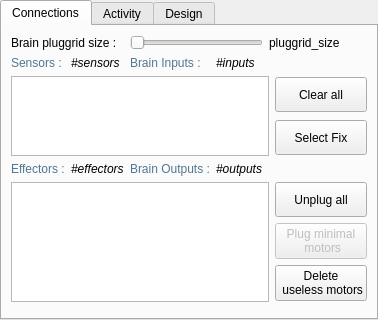
First picture: the form in src/genelab/core/ui/widgets/entities/brainpropertiescontroller.ui, repository GeneCraft/GeneCraft-Project, before the edit.
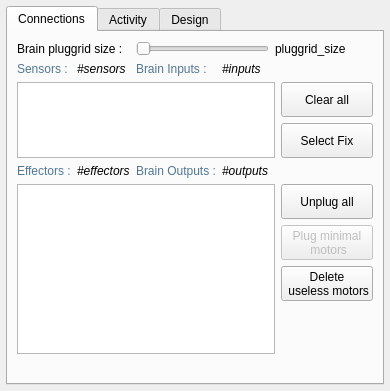
Second picture: the form after the edit. Icons and pictures are not drawn.

Patch:
```diff
--- a/src/genelab/core/ui/widgets/entities/brainpropertiescontroller.ui
+++ b/src/genelab/core/ui/widgets/entities/brainpropertiescontroller.ui
@@ -6,8 +6,8 @@
    <rect>
     <x>0</x>
     <y>0</y>
-    <width>361</width>
-    <height>320</height>
+    <width>373</width>
+    <height>391</height>
    </rect>
   </property>
   <property name="windowTitle">
@@ -15,16 +15,10 @@
   </property>
   <layout class="QGridLayout" name="gridLayout">
    <property name="margin">
-    <number>0</number>
+    <number>6</number>
    </property>
    <item row="0" column="0">
     <widget class="QTabWidget" name="tabWidget">
-     <property name="maximumSize">
-      <size>
-       <width>16777215</width>
-       <height>320</height>
-      </size>
-     </property>
      <property name="currentIndex">
       <number>0</number>
      </property>
@@ -61,12 +55,6 @@
        </item>
        <item row="2" column="1" rowspan="2" colspan="5">
         <widget class="QListWidget" name="lwSensors">
-         <property name="minimumSize">
-          <size>
-           <width>0</width>
-           <height>80</height>
-          </size>
-         </property>
          <property name="whatsThis">
           <string>&lt;!DOCTYPE HTML PUBLIC &quot;-//W3C//DTD HTML 4.0//EN&quot; &quot;http://www.w3.org/TR/REC-html40/strict.dtd&quot;&gt;
 &lt;html&gt;&lt;head&gt;&lt;meta name=&quot;qrichtext&quot; content=&quot;1&quot; /&gt;&lt;style type=&quot;text/css&quot;&gt;
@@ -135,20 +123,8 @@
          </property>
         </widget>
        </item>
-       <item row="5" column="1" colspan="5">
+       <item row="5" column="1" rowspan="4" colspan="5">
         <widget class="QListWidget" name="lwEffectors">
-         <property name="sizePolicy">
-          <sizepolicy hsizetype="Expanding" vsizetype="Fixed">
-           <horstretch>0</horstretch>
-           <verstretch>0</verstretch>
-          </sizepolicy>
-         </property>
-         <property name="maximumSize">
-          <size>
-           <width>16777215</width>
-           <height>120</height>
-          </size>
-         </property>
          <property name="whatsThis">
           <string>&lt;!DOCTYPE HTML PUBLIC &quot;-//W3C//DTD HTML 4.0//EN&quot; &quot;http://www.w3.org/TR/REC-html40/strict.dtd&quot;&gt;
 &lt;html&gt;&lt;head&gt;&lt;meta name=&quot;qrichtext&quot; content=&quot;1&quot; /&gt;&lt;style type=&quot;text/css&quot;&gt;
@@ -216,12 +192,34 @@
          </property>
         </widget>
        </item>
+       <item row="0" column="1" colspan="2">
+        <widget class="QLabel" name="label_12">
+         <property name="text">
+          <string>Brain pluggrid size : </string>
+         </property>
+        </widget>
+       </item>
+       <item row="0" column="3" colspan="2">
+        <widget class="QSlider" name="sBrainPluggridSize">
+         <property name="minimum">
+          <number>1</number>
+         </property>
+         <property name="maximum">
+          <number>64</number>
+         </property>
+         <property name="orientation">
+          <enum>Qt::Horizontal</enum>
+         </property>
+        </widget>
+       </item>
+       <item row="0" column="5" colspan="2">
+        <widget class="QLabel" name="lBrainPluggridSize">
+         <property name="text">
+          <string>pluggrid_size</string>
+         </property>
+        </widget>
+       </item>
        <item row="5" column="6">
-        <layout class="QVBoxLayout" name="verticalLayout_4">
-         <property name="sizeConstraint">
-          <enum>QLayout::SetMinimumSize</enum>
-         </property>
-         <item>
           <widget class="QPushButton" name="pbClearEffectors">
            <property name="enabled">
             <bool>true</bool>
@@ -246,7 +244,7 @@
            </property>
           </widget>
          </item>
-         <item>
+       <item row="6" column="6">
           <widget class="QPushButton" name="pbPlugMinimalMotors">
            <property name="enabled">
             <bool>false</bool>
@@ -263,7 +261,7 @@
            </property>
           </widget>
          </item>
-         <item>
+       <item row="7" column="6">
           <widget class="QPushButton" name="pbMinimalOuts">
            <property name="enabled">
             <bool>true</bool>
@@ -289,37 +287,21 @@
            </property>
           </widget>
          </item>
-        </layout>
-       </item>
-       <item row="0" column="1" colspan="2">
-        <widget class="QLabel" name="label_12">
-         <property name="text">
-          <string>Brain pluggrid size : </string>
-         </property>
-        </widget>
-       </item>
-       <item row="0" column="3" colspan="2">
-        <widget class="QSlider" name="sBrainPluggridSize">
-         <property name="minimum">
-          <number>1</number>
-         </property>
-         <property name="maximum">
-          <number>64</number>
-         </property>
+       <item row="8" column="6">
+        <spacer name="verticalSpacer">
          <property name="orientation">
-          <enum>Qt::Horizontal</enum>
+          <enum>Qt::Vertical</enum>
          </property>
-        </widget>
-       </item>
-       <item row="0" column="5" colspan="2">
-        <widget class="QLabel" name="lBrainPluggridSize">
-         <property name="text">
-          <string>pluggrid_size</string>
+         <property name="sizeHint" stdset="0">
+          <size>
+           <width>20</width>
+           <height>40</height>
+          </size>
          </property>
-        </widget>
+        </spacer>
        </item>
-       <item row="12" column="1">
-        <spacer name="verticalSpacer_3">
+       <item row="9" column="3">
+        <spacer name="verticalSpacer_2">
          <property name="orientation">
           <enum>Qt::Vertical</enum>
          </property>
```
Lines whose indentation alone changed are shown as unchanged.
